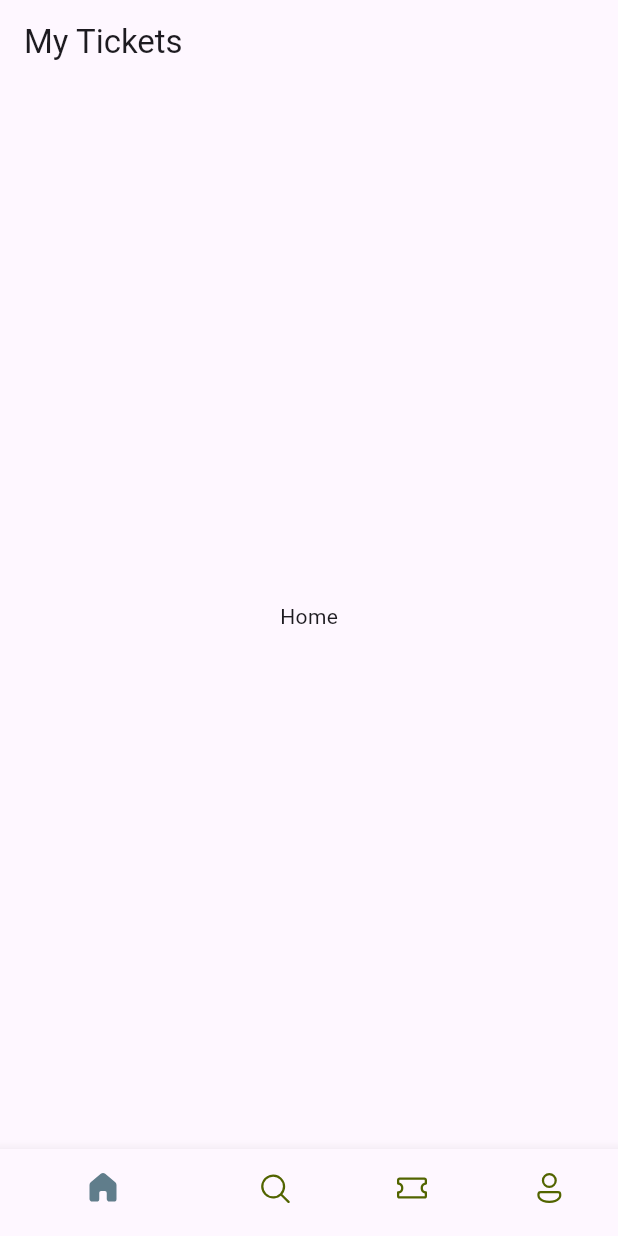
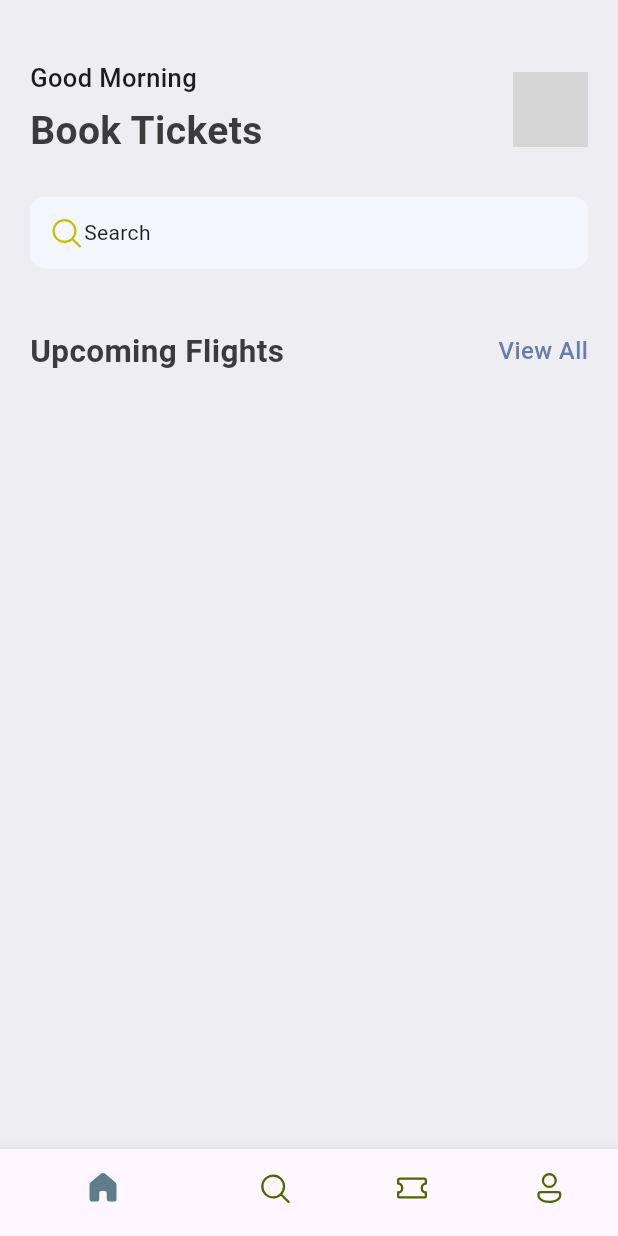
Before and after one commit to TevinMusau/ticket-app, a Flutter app: the screen it shows after launch, on a phone screen of 412 x 824 dp. Run offline on Flutter 3.47's test engine with Material 3 defaults, Android fonts, the phone set to English and light mode, and no system bars; our stand-ins replace fluentui_icons; grey boxes are pictures that could not be loaded.

Commit message:
Reusable Widgets

```diff
--- a/lib/base/bottom_nav_bar.dart
+++ b/lib/base/bottom_nav_bar.dart
@@ -1,5 +1,6 @@
 import 'package:fluentui_icons/fluentui_icons.dart';
 import 'package:flutter/material.dart';
+import 'package:ticket_app/screens/home_screen.dart';
 
 class BottomNavBar extends StatefulWidget {
   const BottomNavBar({super.key});
@@ -10,7 +11,7 @@ class BottomNavBar extends StatefulWidget {
 
 class _BottomNavBarState extends State<BottomNavBar> {
   final appScreens = [
-    const Center(child: Text("Home")),
+    const HomeScreen(),
     const Center(child: Text("Search")),
     const Center(child: Text("Tickets")),
     const Center(child: Text("Profile")),
@@ -31,9 +32,6 @@ class _BottomNavBarState extends State<BottomNavBar> {
   @override
   Widget build(BuildContext context) {
     return Scaffold(
-        appBar: AppBar(
-          title: const Text("My Tickets"),
-        ),
         body: appScreens[_selectedIndex],
         bottomNavigationBar: BottomNavigationBar(
             currentIndex: _selectedIndex,
--- /dev/null
+++ b/lib/base/res/media.dart
@@ -0,0 +1,4 @@
+class AppMedia {
+  static const _baseImage = "assets/images/";
+  static const logo = '$_baseImage/tongue.jpeg';
+}
--- /dev/null
+++ b/lib/base/res/styles/app_styles.dart
@@ -0,0 +1,27 @@
+import 'package:flutter/material.dart';
+
+Color primary = const Color(0xFF687daf);
+
+class AppStyles {
+  static Color primaryColor = primary;
+  static Color bgColor = Color(0xFFeeedf2);
+  static Color textColor = const Color(0xFF3b3b3b);
+  static TextStyle textStyle = TextStyle(fontSize: 16, fontWeight: FontWeight.w500, color: textColor);
+
+  static TextStyle headLineStyle1 = TextStyle(
+      fontSize: 26,
+      fontWeight: FontWeight.bold,
+      color: textColor
+      );
+
+  static TextStyle headLineStyle2 = TextStyle(
+      fontSize: 21,
+      fontWeight: FontWeight.bold,
+      color: textColor
+      );
+
+  static TextStyle headLineStyle3 = const TextStyle(
+      fontSize: 17,
+      fontWeight: FontWeight.w500,
+      );
+}
--- /dev/null
+++ b/lib/base/widgets/app_double_text.dart
@@ -0,0 +1,27 @@
+import 'package:flutter/material.dart';
+import 'package:ticket_app/base/res/styles/app_styles.dart';
+
+class AppDoubleText extends StatelessWidget {
+  const AppDoubleText(
+      {super.key, required this.bigText, required this.smallText});
+
+  final String bigText, smallText;
+
+  @override
+  Widget build(BuildContext context) {
+    return Row(
+      mainAxisAlignment: MainAxisAlignment.spaceBetween,
+      children: [
+        Text(bigText, style: AppStyles.headLineStyle2),
+        InkWell(
+          onTap: () {
+
+          },
+          child: Text(smallText, style: AppStyles.textStyle.copyWith(
+            color: AppStyles.primaryColor
+          ))
+        )
+        ],
+    );
+  }
+}
--- a/lib/main.dart
+++ b/lib/main.dart
@@ -15,17 +15,14 @@ class MyApp extends StatelessWidget {
      * Material App is the base of a Flutter Application
      */
 
-    return MaterialApp(
-      title: 'Flutter Demo',
-      theme: ThemeData(),
-
+    return const MaterialApp(
+      debugShowCheckedModeBanner: false,
       /*
       * Scaffold is like a skeleton for the UI.
       * It holds everything together
       * Makes the UI colorful
       */
-
-      home: const BottomNavBar()
+      home: BottomNavBar()
     );
   }
 }
--- /dev/null
+++ b/lib/screens/home_screen.dart
@@ -0,0 +1,72 @@
+import 'package:fluentui_icons/fluentui_icons.dart';
+import 'package:flutter/material.dart';
+import 'package:ticket_app/base/res/media.dart';
+import 'package:ticket_app/base/res/styles/app_styles.dart';
+import 'package:ticket_app/base/widgets/app_double_text.dart';
+
+class HomeScreen extends StatelessWidget {
+  const HomeScreen({super.key});
+
+  @override
+  Widget build(BuildContext context) {
+    return Scaffold(
+      backgroundColor: AppStyles.bgColor,
+        // for scrollable effect
+        body: ListView(
+      children: [
+        const SizedBox(height: 40),
+        Container(
+          padding: const EdgeInsets.symmetric(horizontal: 20),
+          child: Column(
+            children: [
+              Row(
+                mainAxisAlignment: MainAxisAlignment.spaceBetween,
+                children: [
+                  Column(
+                    crossAxisAlignment: CrossAxisAlignment.start,
+                    children: [
+                      Text(
+                        "Good Morning",
+                        style: AppStyles.headLineStyle3,
+                      ),
+                      const SizedBox(
+                        height: 5,
+                      ),
+                      Text("Book Tickets", style: AppStyles.headLineStyle1)
+                    ],
+                  ),
+                  Container(
+                    width: 50,
+                    height: 50,
+                    decoration: BoxDecoration(
+                        borderRadius: BorderRadius.circular(10),
+                        image: const DecorationImage(
+                            image: AssetImage(AppMedia.logo))),
+                  ),
+                ],
+              ),
+              const SizedBox(height: 25),
+              Container(
+                padding: const EdgeInsets.symmetric(horizontal: 12, vertical: 12),
+                decoration: BoxDecoration(
+                    borderRadius: BorderRadius.circular(10),
+                    color: const Color(0xFFF4F6FD)
+                ),
+                child: const Row(
+                  //mainAxisAlignment: MainAxisAlignment.spaceBetween,
+                  children: [
+                    Icon(FluentSystemIcons.ic_fluent_search_regular,
+                        color: Color(0xFFBFC205)),
+                    Text("Search")
+                  ],
+                ),
+              ),
+              const SizedBox(height: 40),
+              const AppDoubleText(bigText: "Upcoming Flights", smallText: "View All"),
+            ],
+          ),
+        ),
+      ],
+    ));
+  }
+}
--- a/pubspec.yaml
+++ b/pubspec.yaml
@@ -60,9 +60,9 @@ flutter:
   uses-material-design: true
 
   # To add assets to your application, add an assets section, like this:
-  # assets:
-  #   - images/a_dot_burr.jpeg
-  #   - images/a_dot_ham.jpeg
+  assets:
+    - assets/images/
+    #- images/a_dot_ham.jpeg
 
   # An image asset can refer to one or more resolution-specific "variants", see
   # https://flutter.dev/to/resolution-aware-images
```
Also changed, not shown: assets/images/ghibli.jpg (added), assets/images/hashira.jpg (added), assets/images/landscape.jpg (added), assets/images/muichiro.jpg (added), assets/images/sakamoto.jpeg (added), assets/images/senku.jpg (added), assets/images/tongue.jpeg (added), 1 other file.
